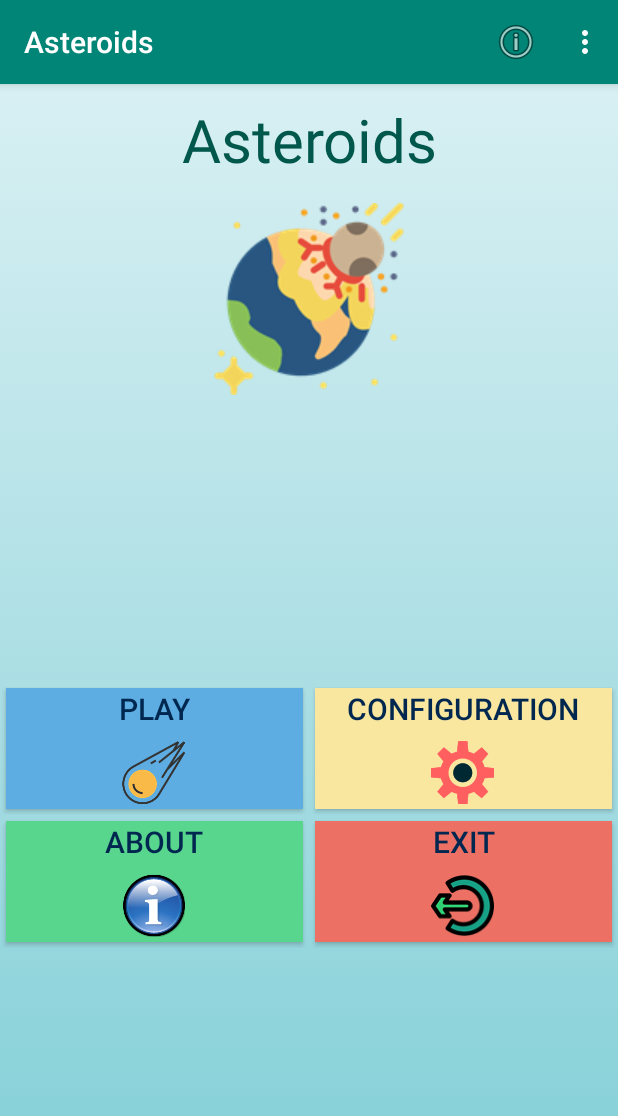
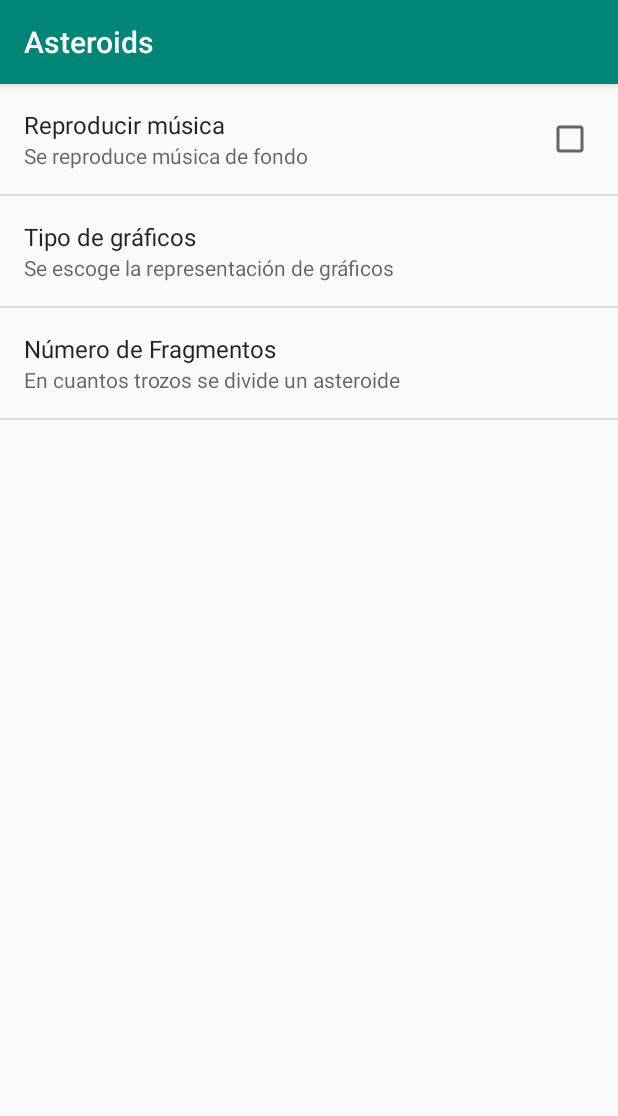
Before and after one commit to snksnake/Asteroids, an Android app: the screen it shows after launch (MainActivity before the commit, Settings after it), in the options menu, after a tap on "Settings", on a phone screen of 412 x 824 dp. Shown: the top 1116 px of the screen. Run offline under Robolectric (Android 15) with nearby library versions, the light colour scheme and no system bars.

Commit message:
Settings added

```diff
--- a/app/src/main/AndroidManifest.xml
+++ b/app/src/main/AndroidManifest.xml
@@ -16,8 +16,10 @@
                 <category android:name="android.intent.category.LAUNCHER" />
             </intent-filter>
         </activity>
-        <activity android:name=".About"
-            android:theme="@style/Theme.AppCompat.Dialog"></activity>
+        <activity
+            android:name=".About"
+            android:theme="@style/Theme.AppCompat.Dialog" />
+        <activity android:name=".Settings"></activity>
     </application>
 
 </manifest>
--- a/app/src/main/java/maa/asteroids/MainActivity.java
+++ b/app/src/main/java/maa/asteroids/MainActivity.java
@@ -13,7 +13,7 @@ import android.widget.Button;
 import java.util.prefs.AbstractPreferences;
 
 public class MainActivity extends AppCompatActivity {
-    Button btnAbout, btnExit;
+    Button btnAbout, btnExit, btnSettings;
 
     @Override
     public void onCreate(Bundle savedInstanceState) {
@@ -30,6 +30,7 @@ public class MainActivity extends AppCompatActivity {
 
         btnAbout = findViewById(R.id.btn_about);
         btnExit = findViewById(R.id.btn_exit);
+        btnSettings = findViewById(R.id.btn_confi);
 
         btnAbout.setOnClickListener(new View.OnClickListener() {
             @Override
@@ -43,6 +44,14 @@ public class MainActivity extends AppCompatActivity {
             @Override
             public void onClick(View v) {
                 finish();
+            }
+        });
+
+        btnSettings.setOnClickListener(new View.OnClickListener() {
+            @Override
+            public void onClick(View v) {
+                final Intent intent = new Intent(MainActivity.this, Settings.class);
+                startActivity(intent);
             }
         });
     }
@@ -66,9 +75,11 @@ public class MainActivity extends AppCompatActivity {
     @Override public boolean onOptionsItemSelected(MenuItem item) {
         int id = item.getItemId();
         if (id == R.id.action_settings) {
+            final Intent intent = new Intent(MainActivity.this, Settings.class);
+            startActivity(intent);
             return true;
         }
-        if (id == R.id.acercaDe) {
+        if (id == R.id.aboutId) {
             final Intent intent = new Intent(MainActivity.this, About.class);
             startActivity(intent);
             return true;
--- /dev/null
+++ b/app/src/main/java/maa/asteroids/Settings.java
@@ -0,0 +1,13 @@
+package maa.asteroids;
+
+import android.support.v7.app.AppCompatActivity;
+import android.os.Bundle;
+
+public class Settings extends AppCompatActivity {
+
+    @Override
+    protected void onCreate(Bundle savedInstanceState) {
+        super.onCreate(savedInstanceState);
+        getFragmentManager().beginTransaction().replace(android.R.id.content, new SettingsFragment()).commit();
+    }
+}
--- /dev/null
+++ b/app/src/main/java/maa/asteroids/SettingsFragment.java
@@ -0,0 +1,11 @@
+package maa.asteroids;
+
+import android.os.Bundle;
+import android.preference.PreferenceFragment;
+
+public class SettingsFragment extends PreferenceFragment {
+    @Override public void onCreate(Bundle savedInstanceState) {
+        super.onCreate(savedInstanceState);
+        addPreferencesFromResource(R.xml.settings);
+    }
+}
--- a/app/src/main/res/menu/main_menu.xml
+++ b/app/src/main/res/menu/main_menu.xml
@@ -8,7 +8,7 @@
         android:orderInCategory="5"
         app:showAsAction="never"/>
     <item android:title="@string/about"
-        android:id="@+id/acercaDe"
+        android:id="@+id/aboutId"
         android:icon="@android:drawable/ic_menu_info_details"
         android:orderInCategory="10"
         app:showAsAction="ifRoom|withText"/>
--- /dev/null
+++ b/app/src/main/res/values/options_resources.xml
@@ -0,0 +1,13 @@
+<?xml version="1.0" encoding="utf-8"?>
+<resources>
+    <string-array name="optionType">
+        <item>vectorial</item>
+        <item>bitmap</item>
+        <item>3D</item>
+    </string-array>
+    <string-array name="optionTypeValues">
+        <item>0</item>
+        <item>1</item>
+        <item>2</item>
+    </string-array>
+</resources>
--- /dev/null
+++ b/app/src/main/res/xml/settings.xml
@@ -0,0 +1,21 @@
+<?xml version="1.0" encoding="utf-8"?>
+<PreferenceScreen xmlns:android="http://schemas.android.com/apk/res/android"
+    android:key="preferencias_principal">
+    <CheckBoxPreference
+        android:key="musica"
+        android:summary="Se reproduce música de fondo"
+        android:title="Reproducir música" />
+    <ListPreference
+        android:defaultValue="1"
+        android:entries="@array/optionType"
+        android:entryValues="@array/optionTypeValues"
+        android:key="graficos"
+        android:summary="Se escoge la representación de gráficos"
+        android:title="Tipo de gráficos" />
+    <EditTextPreference
+        android:defaultValue="3"
+        android:inputType="number"
+        android:key="fragmentos"
+        android:summary="En cuantos trozos se divide un asteroide"
+        android:title="Número de Fragmentos" />
+</PreferenceScreen>
```
